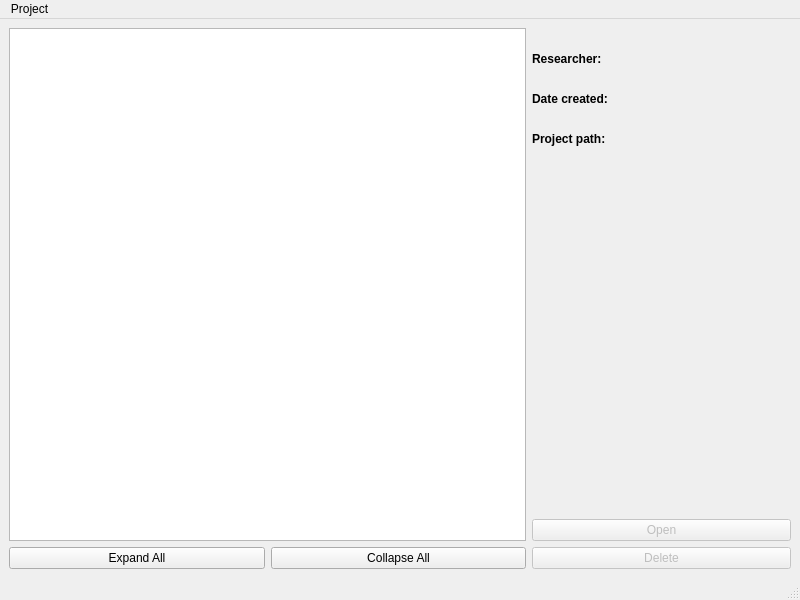
This is designer/ui/project_window_qt.ui in sho-87/cognitive-battery as Qt 5 draws it before an edit. The edited form follows.
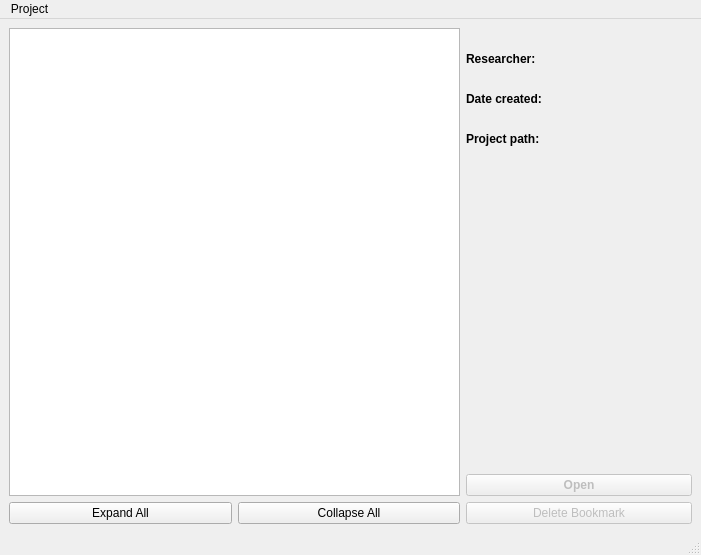
This is the edited form.

Commit message: Rename projects to bookmarks

Patch:
```diff
--- a/designer/ui/project_window_qt.ui
+++ b/designer/ui/project_window_qt.ui
@@ -6,8 +6,8 @@
    <rect>
     <x>0</x>
     <y>0</y>
-    <width>800</width>
-    <height>600</height>
+    <width>701</width>
+    <height>555</height>
    </rect>
   </property>
   <property name="windowTitle">
@@ -68,7 +68,15 @@
           </attribute>
           <column>
            <property name="text">
-            <string>Project List</string>
+            <string>Bookmarks</string>
+           </property>
+           <property name="font">
+            <font>
+             <pointsize>11</pointsize>
+             <weight>75</weight>
+             <bold>true</bold>
+             <underline>true</underline>
+            </font>
            </property>
           </column>
          </widget>
@@ -218,6 +226,12 @@
           <property name="enabled">
            <bool>false</bool>
           </property>
+          <property name="font">
+           <font>
+            <weight>75</weight>
+            <bold>true</bold>
+           </font>
+          </property>
           <property name="statusTip">
            <string>Open selected project</string>
           </property>
@@ -232,7 +246,7 @@
            <bool>false</bool>
           </property>
           <property name="text">
-           <string>Delete</string>
+           <string>Delete Bookmark</string>
           </property>
          </widget>
         </item>
@@ -247,7 +261,7 @@
     <rect>
      <x>0</x>
      <y>0</y>
-     <width>800</width>
+     <width>701</width>
      <height>21</height>
     </rect>
    </property>
```
Left out of the diff: 2 changed lines with no effect on the pictures. The commit also changes 3 other files.
